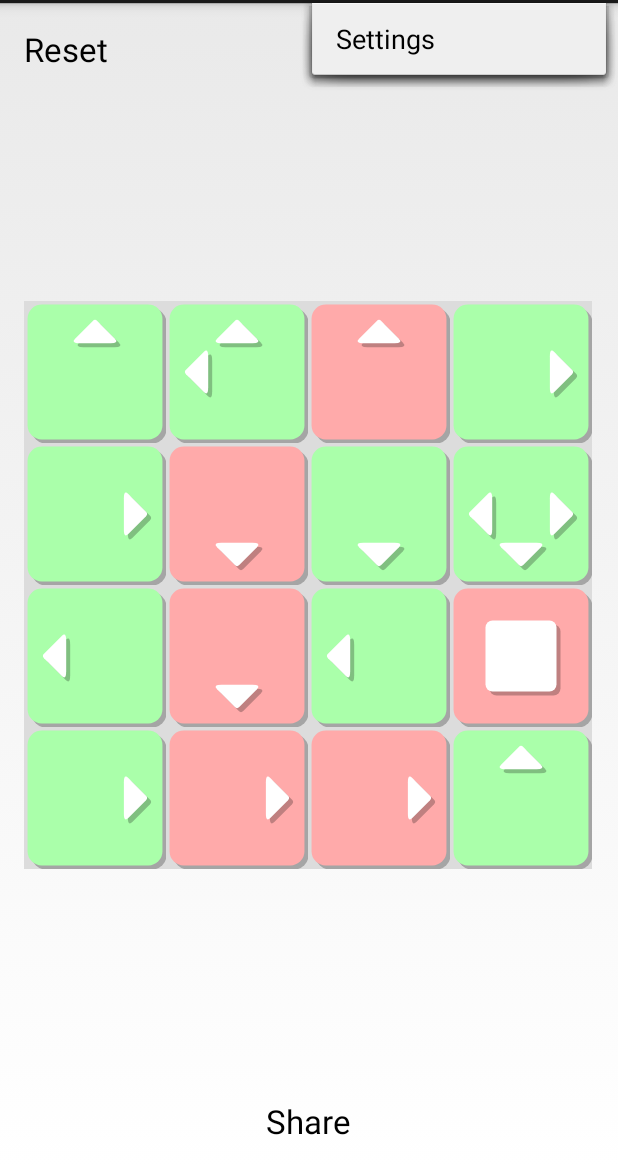
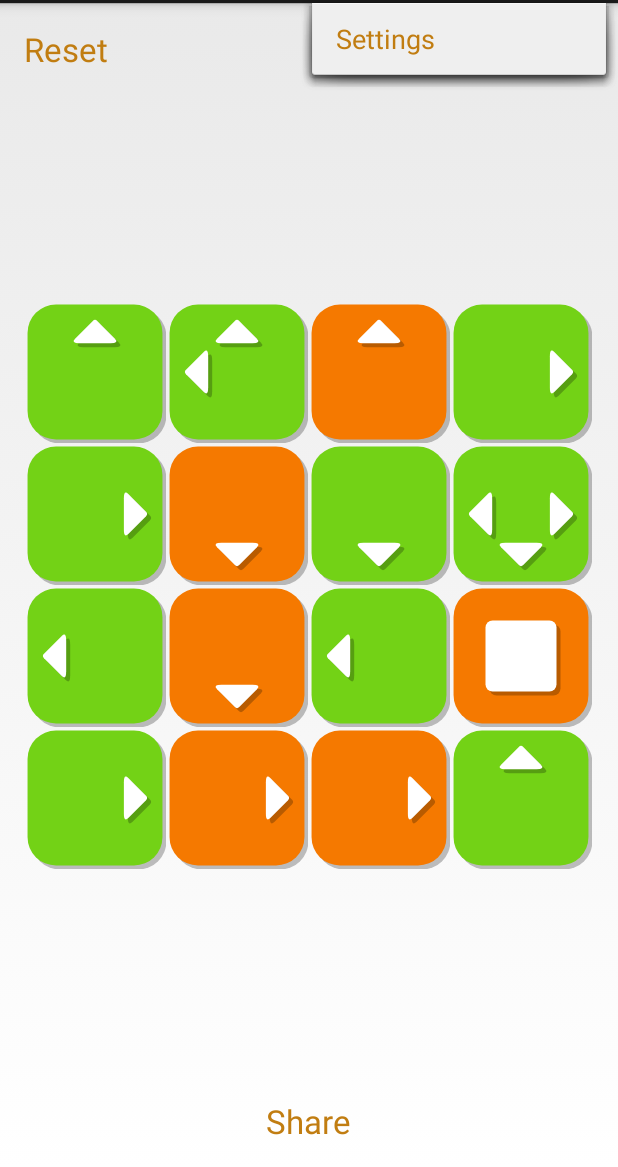
Before and after one commit to SSNikolaevich/Flip_Neighbours_Puzzle_Game, an Android app: the screen it shows after launch (GameActivity), with the options menu open, on a phone screen of 412 x 824 dp, the part 69-1236 px from its top. Run offline under Robolectric (Android 15) with nearby library versions, the light colour scheme and no system bars.

Commit message:
Using "tango" color scheme.

```diff
--- a/app/src/main/java/com/github/ssnikolaevich/flipgame/TileSideView.java
+++ b/app/src/main/java/com/github/ssnikolaevich/flipgame/TileSideView.java
@@ -15,9 +15,9 @@ public class TileSideView extends View {
     private Value value;
     private boolean isFront;
 
-    private final static int BACKGROUND_COLOR = Color.rgb(220, 220, 220);
-    private final static int FRONT_COLOR = Color.rgb(170, 255, 170);
-    private final static int BACK_COLOR = Color.rgb(255, 170, 170);
+    private final static int BACKGROUND_COLOR = Color.argb(0, 255, 255, 255);
+    private final static int FRONT_COLOR = Color.rgb(115, 210, 22);
+    private final static int BACK_COLOR = Color.rgb(245, 121, 0);
     private final static int VALUE_COLOR = Color.rgb(255, 255, 255);
     private final static int SHADOW_COLOR = Color.argb(64, 0, 0, 0);
 
@@ -83,8 +83,8 @@ public class TileSideView extends View {
     private void drawTile(Canvas canvas, Paint paint) {
         final int w = getWidth();
         final int h = getHeight();
-        final float r = Math.min(w, h) / 10.0f;
-        final float r2 = r / 4;
+        final float r = Math.min(w, h) / 5.0f;
+        final float r2 = r / 8;
 
         // Shadow
         RectF rect = new RectF(
--- a/app/src/main/res/values/styles.xml
+++ b/app/src/main/res/values/styles.xml
@@ -2,6 +2,7 @@
 
     <!-- Base application theme. -->
     <style name="AppTheme" parent="android:Theme.Holo.Light.DarkActionBar">
+        <item name="android:textColor">#c17d11</item>
         <!-- Customize your theme here. -->
     </style>
 
```
